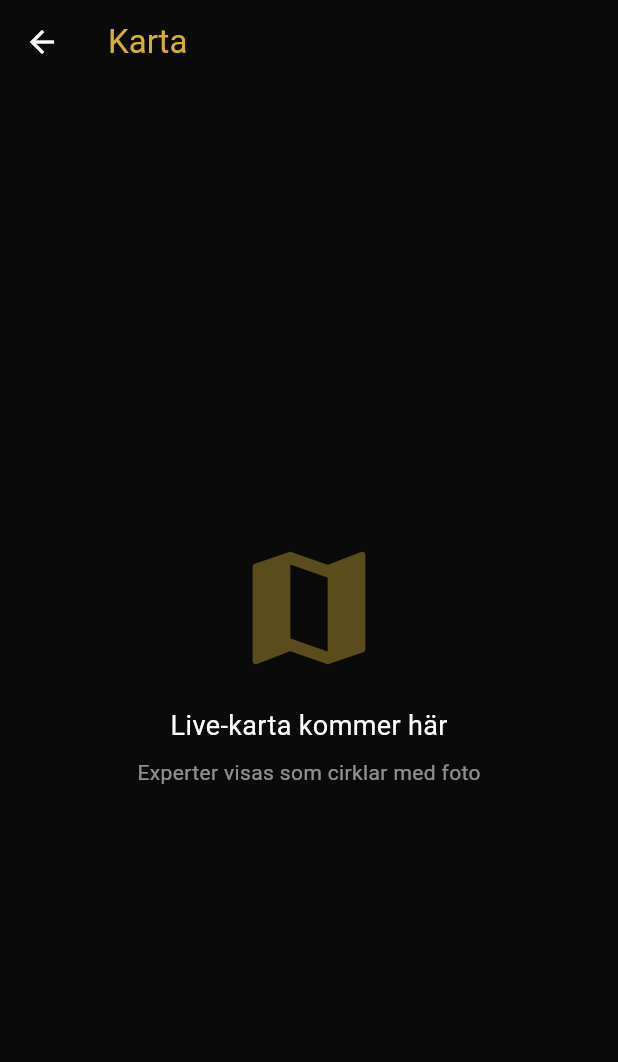
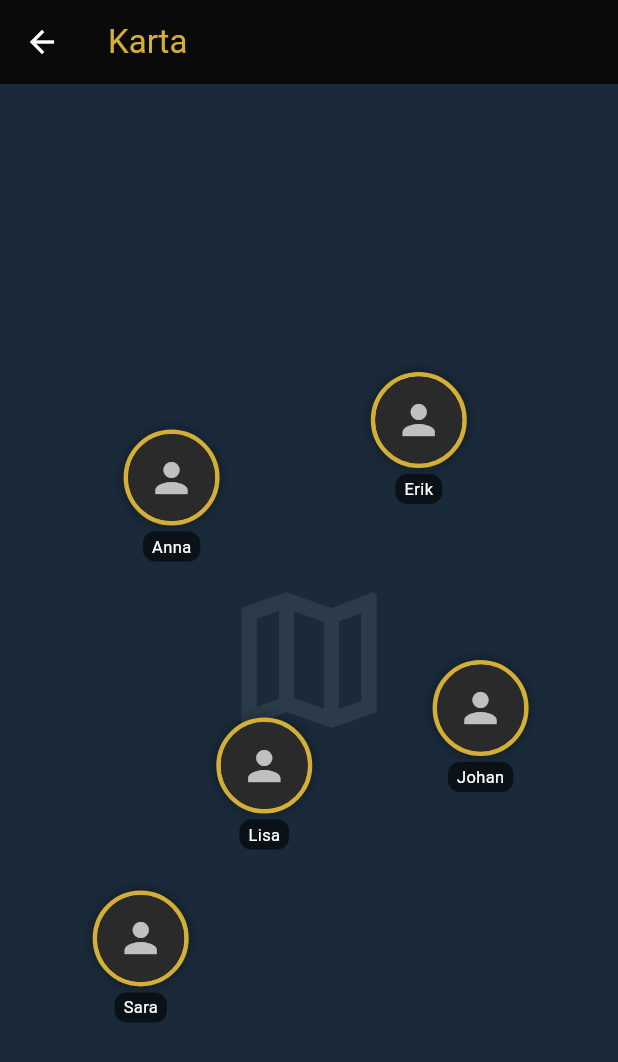
Before and after one commit to illanghost-99/hyrello, a Flutter app: the MapScreen screen opened directly, on a phone screen of 412 x 824 dp. Shown: the top 1062 px of the screen. Run offline on Flutter 3.47's test engine with Material 3 defaults, Android fonts, the phone set to English and light mode, and no system bars; our stand-ins replace firebase_core, image_picker, supabase_flutter; accounts and stored records are empty.

Commit message:
Improve registration flow, add payment screen, and enhance map with expert bubbles

```diff
--- a/lib/main.dart
+++ b/lib/main.dart
@@ -191,7 +191,11 @@
     if (_step < 2) {
       setState(() => _step++);
     } else {
-      Navigator.pushReplacement(context, MaterialPageRoute(builder: (_) => const MainAppScreen()));
+      if (widget.isExpert) {
+        Navigator.pushReplacement(context, MaterialPageRoute(builder: (_) => const PaymentScreen()));
+      } else {
+        Navigator.pushReplacement(context, MaterialPageRoute(builder: (_) => const MainAppScreen()));
+      }
     }
   }
 
@@ -199,6 +203,7 @@
   Widget build(BuildContext context) {
     return Scaffold(
       backgroundColor: const Color(0xFF0A0A0A),
+      resizeToAvoidBottomInset: true,
       appBar: AppBar(
         title: Text(widget.isExpert ? 'Registrera dig som expert' : 'Registrera dig', style: const TextStyle(color: Color(0xFFD4AF37))),
         backgroundColor: Colors.transparent,
@@ -213,6 +218,8 @@
               child: Form(
                 key: _formKey,
                 child: ListView(
+                  keyboardDismissBehavior: ScrollViewKeyboardDismissBehavior.onDrag,
+                  padding: const EdgeInsets.only(bottom: 80),
                   children: [
                     if (_step == 0) ..._step1(),
                     if (_step == 1) ..._step2(),
@@ -248,7 +255,7 @@
   List<Widget> _step2() {
     if (widget.isExpert) {
       return [
-        _field(_description, 'Beskrivning om dig (200-250 tecken)', maxLines: 4),
+        _field(_description, 'Beskrivning om dig (200-250 tecken)', maxLines: 6),
         _field(_experience, 'Erfarenhet och utbildning'),
         _field(_age, 'Ålder', keyboard: TextInputType.number),
         _field(_city, 'Stad'),
@@ -327,6 +334,56 @@
         keyboardType: keyboard,
         style: const TextStyle(color: Colors.white),
         decoration: InputDecoration(labelText: label, labelStyle: const TextStyle(color: Colors.white70)),
+      ),
+    );
+  }
+}
+
+
+class PaymentScreen extends StatelessWidget {
+  const PaymentScreen({super.key});
+
+  @override
+  Widget build(BuildContext context) {
+    return Scaffold(
+      backgroundColor: const Color(0xFF0A0A0A),
+      appBar: AppBar(
+        title: const Text('Prenumeration', style: TextStyle(color: Color(0xFFD4AF37))),
+        backgroundColor: Colors.transparent,
+      ),
+      body: Padding(
+        padding: const EdgeInsets.all(32),
+        child: Column(
+          mainAxisAlignment: MainAxisAlignment.center,
+          children: [
+            const Icon(Icons.verified, size: 80, color: Color(0xFFD4AF37)),
+            const SizedBox(height: 24),
+            const Text('Hyrello Expert', style: TextStyle(fontSize: 28, fontWeight: FontWeight.bold, color: Color(0xFFD4AF37))),
+            const SizedBox(height: 8),
+            const Text('149 kr / månad', style: TextStyle(fontSize: 36, fontWeight: FontWeight.bold, color: Colors.white)),
+            const SizedBox(height: 16),
+            const Text('Få synlighet på kartan, ta emot kunder och bygg din profil.', textAlign: TextAlign.center, style: TextStyle(color: Colors.white70)),
+            const SizedBox(height: 40),
+            SizedBox(
+              width: double.infinity,
+              height: 56,
+              child: ElevatedButton(
+                style: ElevatedButton.styleFrom(backgroundColor: const Color(0xFFD4AF37), foregroundColor: Colors.black),
+                onPressed: () {
+                  // Simulate successful payment
+                  ScaffoldMessenger.of(context).showSnackBar(const SnackBar(content: Text('Betalning genomförd!')));
+                  Navigator.pushReplacement(context, MaterialPageRoute(builder: (_) => const MainAppScreen()));
+                },
+                child: const Text('Betala 149 kr', style: TextStyle(fontSize: 18, fontWeight: FontWeight.bold)),
+              ),
+            ),
+            const SizedBox(height: 16),
+            TextButton(
+              onPressed: () => Navigator.pop(context),
+              child: const Text('Avbryt', style: TextStyle(color: Colors.white54)),
+            ),
+          ],
+        ),
       ),
     );
   }
@@ -581,6 +638,15 @@
 class MapScreen extends StatelessWidget {
   const MapScreen({super.key});
 
+  // Dummy experts with positions (relative)
+  final List<Map<String, dynamic>> _experts = const [
+    {'name': 'Anna Jurist', 'role': 'Juridik', 'left': 0.2, 'top': 0.3},
+    {'name': 'Erik Mäklare', 'role': 'Mäklare', 'left': 0.6, 'top': 0.25},
+    {'name': 'Lisa Frisör', 'role': 'Frisör', 'left': 0.35, 'top': 0.55},
+    {'name': 'Johan IT', 'role': 'IT', 'left': 0.7, 'top': 0.5},
+    {'name': 'Sara Läkare', 'role': 'Läkare', 'left': 0.15, 'top': 0.7},
+  ];
+
   @override
   Widget build(BuildContext context) {
     return Scaffold(
@@ -589,17 +655,68 @@
         title: const Text('Karta', style: TextStyle(color: Color(0xFFD4AF37))),
         backgroundColor: Colors.transparent,
       ),
-      body: Center(
-        child: Column(
-          mainAxisAlignment: MainAxisAlignment.center,
-          children: [
-            Icon(Icons.map, size: 100, color: const Color(0xFFD4AF37).withOpacity(0.4)),
-            const SizedBox(height: 16),
-            const Text('Live-karta kommer här', style: TextStyle(fontSize: 18)),
-            const SizedBox(height: 8),
-            const Text('Experter visas som cirklar med foto', style: TextStyle(color: Colors.white54)),
-          ],
-        ),
+      body: LayoutBuilder(
+        builder: (context, constraints) {
+          return Stack(
+            children: [
+              // Map background
+              Container(
+                color: const Color(0xFF1A2A3A),
+                child: Center(
+                  child: Icon(Icons.map_outlined, size: 120, color: Colors.white.withOpacity(0.08)),
+                ),
+              ),
+              // Expert bubbles
+              ..._experts.map((e) {
+                return Positioned(
+                  left: constraints.maxWidth * e['left'],
+                  top: constraints.maxHeight * e['top'],
+                  child: GestureDetector(
+                    onTap: () {
+                      Navigator.push(context, MaterialPageRoute(
+                        builder: (_) => ExpertDetailScreen(
+                          name: e['name'],
+                          title: e['role'],
+                          price: 'Från 450 kr/h',
+                          desc: 'Erfaren specialist inom ' + e['role'] + '. Kontakta för mer info.',
+                          rating: 4.8,
+                        ),
+                      ));
+                    },
+                    child: Column(
+                      children: [
+                        Container(
+                          width: 64,
+                          height: 64,
+                          decoration: BoxDecoration(
+                            shape: BoxShape.circle,
+                            border: Border.all(color: const Color(0xFFD4AF37), width: 3),
+                            boxShadow: [BoxShadow(color: Colors.black.withOpacity(0.4), blurRadius: 8)],
+                          ),
+                          child: ClipOval(
+                            child: Container(
+                              color: const Color(0xFF2A2A2A),
+                              child: const Icon(Icons.person, color: Colors.white70, size: 32),
+                            ),
+                          ),
+                        ),
+                        const SizedBox(height: 4),
+                        Container(
+                          padding: const EdgeInsets.symmetric(horizontal: 6, vertical: 2),
+                          decoration: BoxDecoration(
+                            color: Colors.black.withOpacity(0.6),
+                            borderRadius: BorderRadius.circular(8),
+                          ),
+                          child: Text(e['name'].split(' ')[0], style: const TextStyle(color: Colors.white, fontSize: 11)),
+                        ),
+                      ],
+                    ),
+                  ),
+                );
+              }),
+            ],
+          );
+        },
       ),
     );
   }
```
